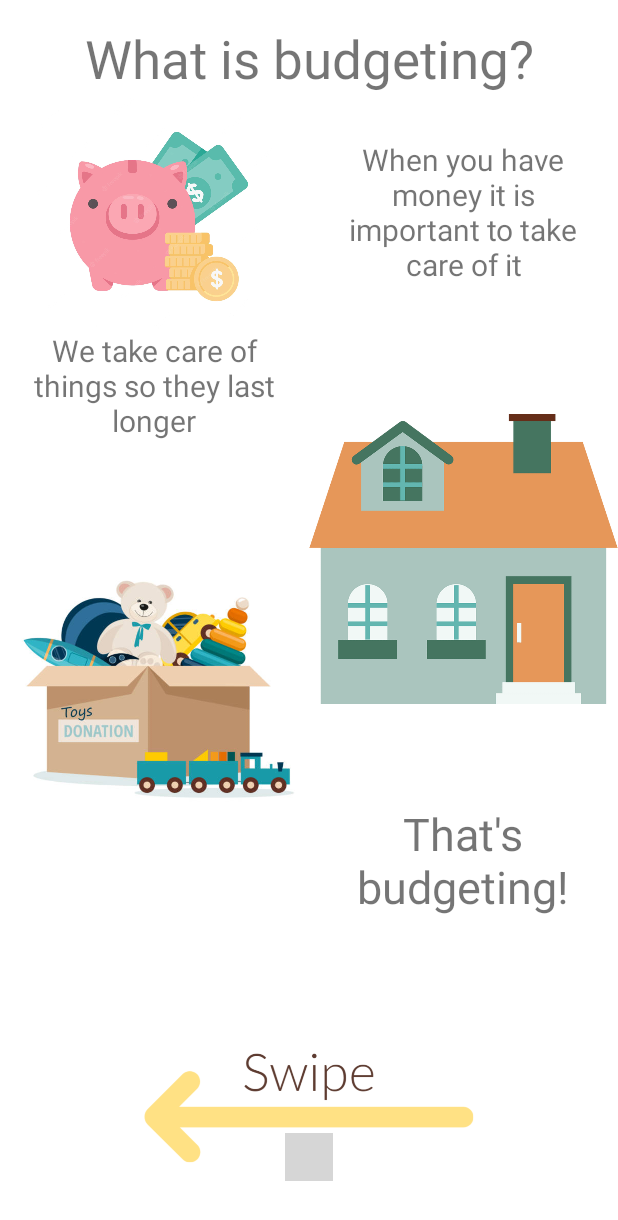
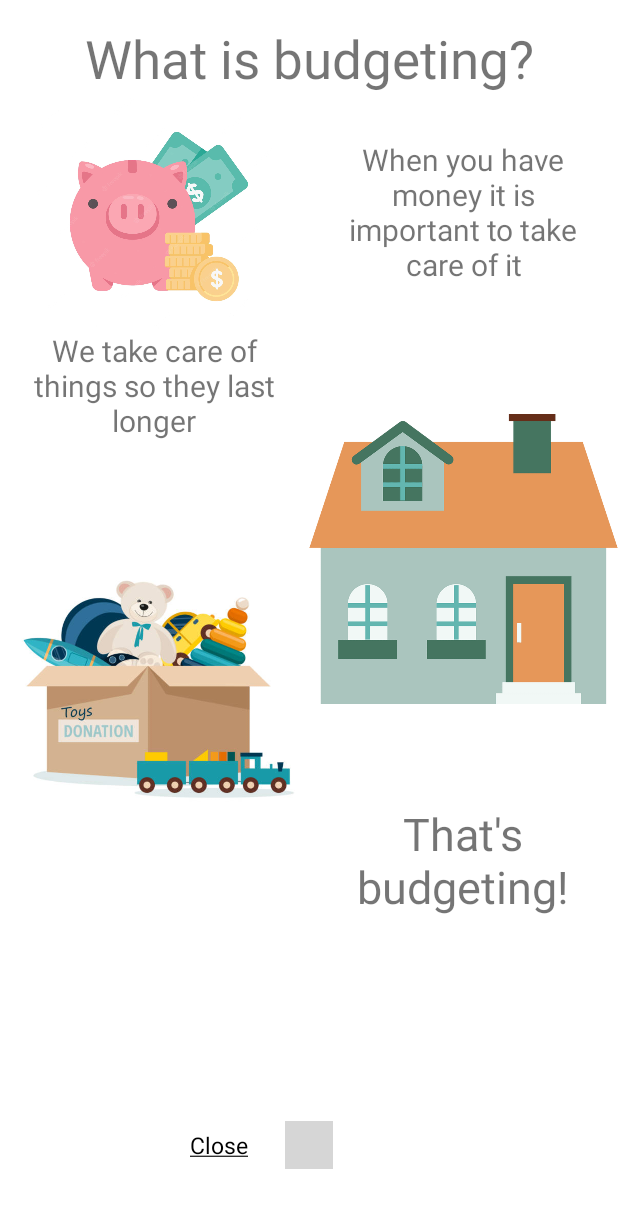
Before and after one commit to jaresinunez/HOWDYHACK, an Android app: the BudgetActivity screen opened directly, with no data from a screen before it, on a phone screen of 412 x 824 dp. Shown: the top 1220 px of the screen. Run offline under Robolectric (Android 15) with nearby library versions, the phone set to English and light mode, and no system bars; plain views replace SpringDotsIndicator; 1 statement that could not run was skipped; grey boxes are pictures that could not be loaded.

Commit message:
some changes

```diff
--- a/app/src/main/java/com/jaam/howdyhack/BudgetActivity.kt
+++ b/app/src/main/java/com/jaam/howdyhack/BudgetActivity.kt
@@ -1,5 +1,6 @@
 package com.jaam.howdyhack
 
+import android.content.Intent
 import androidx.appcompat.app.AppCompatActivity
 import android.os.Bundle
 import androidx.fragment.app.Fragment
@@ -22,6 +23,12 @@ class BudgetActivity : AppCompatActivity() {
         val pagerAdapter = BudgetActivityPagerAdapter(this)
         binding.coachingViewpager.adapter = pagerAdapter
         binding.dotsIndicator.setViewPager2(binding.coachingViewpager)
+
+        binding.close.setOnClickListener {
+            val i = Intent(this, DashboardActivity::class.java)
+            startActivity(i)
+            finish()
+        }
     }
 
     private inner class BudgetActivityPagerAdapter(fa: FragmentActivity): FragmentStateAdapter(fa){
--- a/app/src/main/java/com/jaam/howdyhack/CreditActivity.kt
+++ b/app/src/main/java/com/jaam/howdyhack/CreditActivity.kt
@@ -1,5 +1,6 @@
 package com.jaam.howdyhack
 
+import android.content.Intent
 import androidx.appcompat.app.AppCompatActivity
 import android.os.Bundle
 import androidx.fragment.app.Fragment
@@ -23,6 +24,11 @@ class CreditActivity : AppCompatActivity() {
         binding.coachingViewpager.adapter = pagerAdapter
         binding.dotsIndicator.setViewPager2(binding.coachingViewpager)
 
+        binding.close.setOnClickListener {
+            val i = Intent(this, DashboardActivity::class.java)
+            startActivity(i)
+            finish()
+        }
     }
 
     private inner class CreditActivityPagerAdapter(fa: FragmentActivity): FragmentStateAdapter(fa){
--- a/app/src/main/java/com/jaam/howdyhack/SavingsActivity.kt
+++ b/app/src/main/java/com/jaam/howdyhack/SavingsActivity.kt
@@ -1,5 +1,6 @@
 package com.jaam.howdyhack
 
+import android.content.Intent
 import androidx.appcompat.app.AppCompatActivity
 import android.os.Bundle
 import androidx.fragment.app.Fragment
@@ -22,6 +23,11 @@ class SavingsActivity : AppCompatActivity() {
         val pagerAdapter = BudgetActivityPagerAdapter(this)
         binding.coachingViewpager.adapter = pagerAdapter
         binding.dotsIndicator.setViewPager2(binding.coachingViewpager)
+        binding.close.setOnClickListener {
+            val i = Intent(this, DashboardActivity::class.java)
+            startActivity(i)
+            finish()
+        }
     }
 
     private inner class BudgetActivityPagerAdapter(fa: FragmentActivity): FragmentStateAdapter(fa){
--- a/app/src/main/java/com/jaam/howdyhack/SpashScreenActivity.kt
+++ b/app/src/main/java/com/jaam/howdyhack/SpashScreenActivity.kt
@@ -15,7 +15,7 @@ import androidx.appcompat.app.AppCompatActivity
         setContentView(R.layout.activity_spash_screen)
         handler=Handler()
         handler.postDelayed({
-            val i = Intent(this, WelcomeScreenActivity::class.java)
+            val i = Intent(this, NewIncomeActivity::class.java)
             startActivity(i)
             finish()
         }, 3500)
--- a/app/src/main/res/layout-v28/activity_dashboard.xml
+++ b/app/src/main/res/layout-v28/activity_dashboard.xml
@@ -161,6 +161,7 @@
                 android:layout_marginHorizontal="20sp"
                 android:text="Saving"/>
             <Button
+                android:visibility="gone"
                 android:id="@+id/creditButton"
                 android:layout_width="match_parent"
                 android:layout_height="wrap_content"
@@ -177,7 +178,6 @@
                 android:layout_marginHorizontal="20sp"
                 android:layout_marginBottom="25sp"
                 android:text="Government Help"/>
-
         </LinearLayout>
     </ScrollView>
 
--- a/app/src/main/res/layout/activity_budget.xml
+++ b/app/src/main/res/layout/activity_budget.xml
@@ -41,8 +41,8 @@
             android:layout_width="wrap_content"
             android:layout_height="wrap_content"
             app:layout_constraintBottom_toBottomOf="parent"
+            app:layout_constraintStart_toStartOf="parent"
             app:layout_constraintEnd_toEndOf="parent"
-            app:layout_constraintStart_toStartOf="parent"
             app:layout_constraintTop_toTopOf="parent"
             app:dotsColor="@color/yellow"
             app:dotsCornerRadius="8dp"
@@ -52,18 +52,17 @@
             app:progressMode="true"
             app:selectedDotColor="@color/light_yellow" />
 
-        <androidx.constraintlayout.widget.Guideline
-            android:id="@+id/skipEnd"
+        <Button
+            android:id="@+id/close"
             android:layout_width="wrap_content"
-            android:layout_height="match_parent"
-            android:orientation="vertical"
-            app:layout_constraintGuide_percent="0.23847761"/>
-        <androidx.constraintlayout.widget.Guideline
-            android:id="@+id/arrowStart"
-            android:layout_width="wrap_content"
-            android:layout_height="match_parent"
-            android:orientation="vertical"
-            app:layout_constraintGuide_percent="0.82952239"/>
+            android:layout_height="wrap_content"
+            android:background="@android:color/transparent"
+            android:text="@string/close"
+            android:textAppearance="@style/button_style"
+            app:layout_constraintStart_toStartOf="parent"
+            app:layout_constraintEnd_toStartOf="@id/dots_indicator"
+            app:layout_constraintBottom_toBottomOf="parent"/>
+
 
     </androidx.constraintlayout.widget.ConstraintLayout>
 </androidx.constraintlayout.widget.ConstraintLayout>
--- a/app/src/main/res/layout/fragment_screen1.xml
+++ b/app/src/main/res/layout/fragment_screen1.xml
@@ -104,6 +104,7 @@
             android:src="@drawable/toys"/>
 
         <ImageView
+            android:visibility="gone"
             android:layout_width="0sp"
             android:layout_height="0sp"
             android:layout_marginBottom="20sp"
--- a/app/src/main/res/layout/fragment_screen2.xml
+++ b/app/src/main/res/layout/fragment_screen2.xml
@@ -131,6 +131,7 @@
                 android:src="@drawable/toys"/>
 
             <ImageView
+                android:visibility="gone"
                 android:layout_width="0sp"
                 android:layout_height="0sp"
                 android:layout_marginBottom="20sp"
--- a/app/src/main/res/values/strings.xml
+++ b/app/src/main/res/values/strings.xml
@@ -21,4 +21,6 @@
     <string name="budget_2">We take care of things so they last longer</string>
     <string name="needs_vs_wants">Needs VS. Wants</string>
     <string name="budget_4">A budget starts with knowing what is a want and waht is a need.</string>
+    <string name="close"><u>Close</u></string>
+    <string name="finish">Finish</string>
 </resources>
--- a/app/src/main/res/values/themes.xml
+++ b/app/src/main/res/values/themes.xml
@@ -17,6 +17,10 @@
     <style name="Theme.HOWDYHACK.NoActionBar">
         <item name="windowActionBar">false</item>
         <item name="windowNoTitle">true</item>
+    </style>
+
+    <style name="button_style">
+        <item name ="android:textSize">15sp</item>
     </style>
 
     <style name="InvertedColors_NoActionBar" parent="Theme.MaterialComponents.Light.NoActionBar.Bridge">
```
Also changed, not shown: app/src/main/AndroidManifest.xml (+21 -13 lines), app/src/main/java/com/jaam/howdyhack/DashboardActivity.kt (+8 -4 lines), app/src/main/java/com/jaam/howdyhack/NewIncomeActivity.kt (added, +15 -0 lines), app/src/main/java/com/jaam/howdyhack/incomeSreen/IncomeScreen1.kt (deleted, +0 -18 lines), app/src/main/res/layout/activity_credit.xml (+11 -0 lines), app/src/main/res/layout/activity_new_income.xml (added, +9 -0 lines), app/src/main/res/layout/fragment_income_screen1.xml (deleted, +0 -48 lines).
